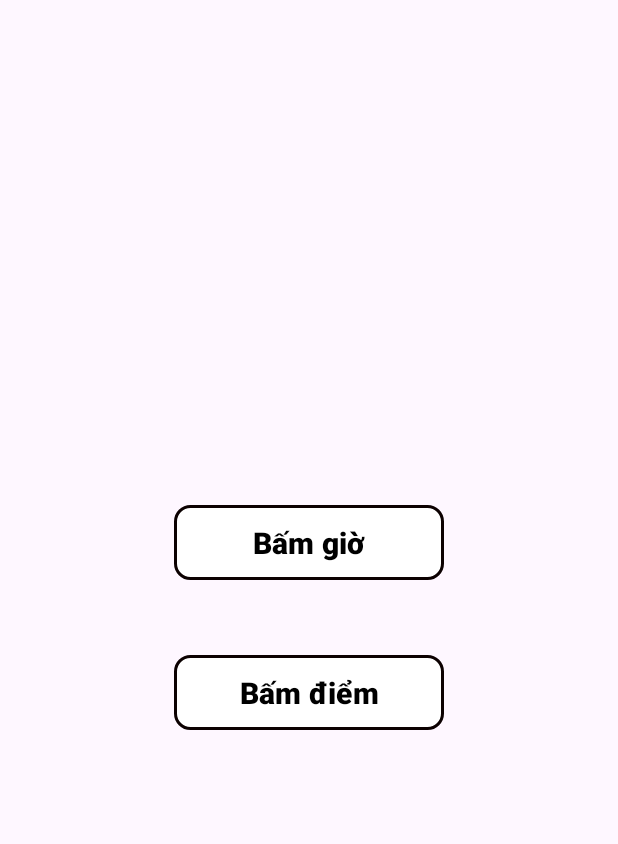
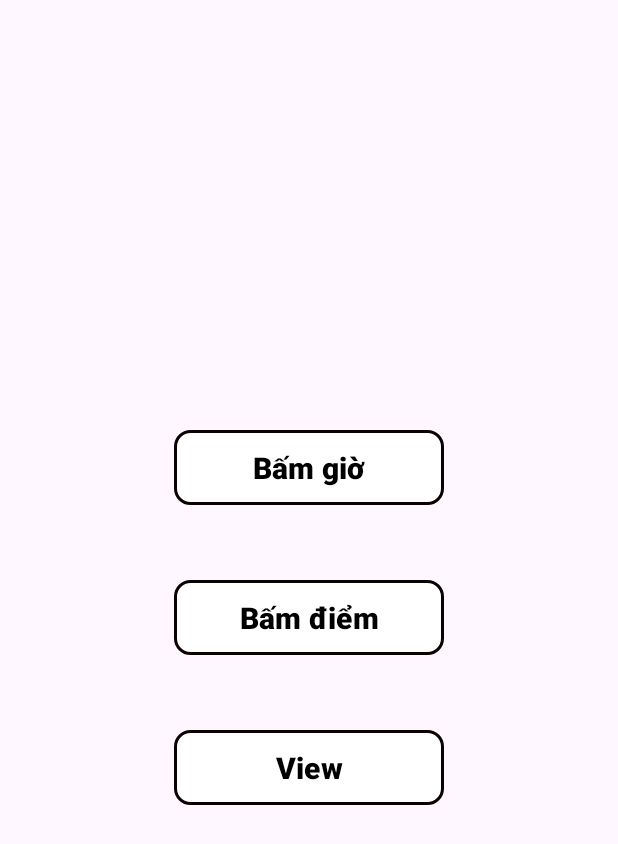
Before and after one commit to Moi0403/WUSHU, an Android app: the screen it shows after launch (MainActivity), on a phone screen of 412 x 824 dp. Shown: the top 844 px of the screen. Run offline under Robolectric (Android 15) with nearby library versions, the phone set to English and light mode, and no system bars.

Commit message:
update view app

```diff
--- a/bamdiem_app/app/build.gradle.kts
+++ b/bamdiem_app/app/build.gradle.kts
@@ -37,6 +37,7 @@ dependencies {
     implementation("com.google.android.material:material:1.12.0")
     implementation("androidx.constraintlayout:constraintlayout:2.1.4")
     implementation("androidx.swiperefreshlayout:swiperefreshlayout:1.1.0")
+    implementation("androidx.activity:activity:1.9.3")
     testImplementation("junit:junit:4.13.2")
     androidTestImplementation("androidx.test.ext:junit:1.2.1")
     androidTestImplementation("androidx.test.espresso:espresso-core:3.6.1")
--- a/bamdiem_app/app/src/main/java/fpoly/anhntph36936/bamdiem_app/API/HOSTAPI.java
+++ b/bamdiem_app/app/src/main/java/fpoly/anhntph36936/bamdiem_app/API/HOSTAPI.java
@@ -14,7 +14,7 @@ import retrofit2.http.Path;
 import retrofit2.http.Query;
 
 public interface HOSTAPI {
-    String IPV4 = "192.168.1.27";
+    String IPV4 = "10.11.11.4";
     String PORT = "3000";
     String HOST = IPV4+ ":" +PORT;
     String DOMAIN = "http://"+HOST;
--- a/bamdiem_app/app/src/main/java/fpoly/anhntph36936/bamdiem_app/Adapter/Dstd_ADT.java
+++ b/bamdiem_app/app/src/main/java/fpoly/anhntph36936/bamdiem_app/Adapter/Dstd_ADT.java
@@ -52,7 +52,7 @@ public class Dstd_ADT extends RecyclerView.Adapter<Dstd_ADT.DstdHolder>{
         holder.tv_namen2.setText(model.getName_n2());
         holder.tv_tt.setText(model.getSex()+ " - " +model.getWeight());
 
-        holder.imv_clock.setOnClickListener(new View.OnClickListener() {
+        holder.itemView.setOnClickListener(new View.OnClickListener() {
             @Override
             public void onClick(View v) {
                 Intent intent = new Intent(context, Main_BamGio.class);
@@ -73,14 +73,14 @@ public class Dstd_ADT extends RecyclerView.Adapter<Dstd_ADT.DstdHolder>{
 
     public static class DstdHolder extends RecyclerView.ViewHolder {
         TextView tv_stt, tv_namen1, tv_namen2, tv_tt;
-        ImageView imv_clock;
+
         public DstdHolder(@NonNull View itemView) {
             super(itemView);
             tv_stt = itemView.findViewById(R.id.tv_stt);
             tv_namen1 = itemView.findViewById(R.id.tv_namen1);
             tv_namen2 = itemView.findViewById(R.id.tv_namen2);
             tv_tt = itemView.findViewById(R.id.tv_tt);
-            imv_clock = itemView.findViewById(R.id.imv_clock);
+
         }
     }
     private void sendDataToServer(thidauModel model) {
--- a/bamdiem_app/app/src/main/java/fpoly/anhntph36936/bamdiem_app/Main/MainActivity.java
+++ b/bamdiem_app/app/src/main/java/fpoly/anhntph36936/bamdiem_app/Main/MainActivity.java
@@ -11,13 +11,14 @@ import fpoly.anhntph36936.bamdiem_app.R;
 
 public class MainActivity extends AppCompatActivity {
 
-    Button btn_gio, btn_diem;
+    Button btn_gio, btn_diem, btn_view;
     @Override
     protected void onCreate(Bundle savedInstanceState) {
         super.onCreate(savedInstanceState);
         setContentView(R.layout.activity_main);
         btn_gio = findViewById(R.id.btn_bamgio);
         btn_diem = findViewById(R.id.btn_diem);
+        btn_view = findViewById(R.id.btn_view);
 
         btn_diem.setOnClickListener(new View.OnClickListener() {
             @Override
@@ -31,5 +32,11 @@ public class MainActivity extends AppCompatActivity {
                 startActivity(new Intent(MainActivity.this, Main_DSTD.class));
             }
         });
+        btn_view.setOnClickListener(new View.OnClickListener() {
+            @Override
+            public void onClick(View v) {
+                startActivity(new Intent(MainActivity.this, Main_View.class));
+            }
+        });
     }
 }
--- a/bamdiem_app/app/src/main/res/layout/activity_main.xml
+++ b/bamdiem_app/app/src/main/res/layout/activity_main.xml
@@ -31,4 +31,15 @@
         android:textStyle="bold"
         android:textSize="20dp"/>
 
+    <Button
+        android:id="@+id/btn_view"
+        android:layout_width="180dp"
+        android:layout_height="50dp"
+        android:layout_marginTop="50dp"
+        android:background="@drawable/btn_custom"
+        android:textColor="@color/black"
+        app:backgroundTint="@null"
+        android:text="View"
+        android:textStyle="bold"
+        android:textSize="20dp"/>
 </LinearLayout>
--- a/bamdiem_app/app/src/main/res/layout/item_dstd.xml
+++ b/bamdiem_app/app/src/main/res/layout/item_dstd.xml
@@ -65,11 +65,7 @@
                 android:layout_gravity="center"/>
         </LinearLayout>
 
-        <ImageView
-            android:id="@+id/imv_clock"
-            android:layout_width="40dp"
-            android:layout_height="40dp"
-            android:src="@drawable/clock"/>
+
     </LinearLayout>
 
 </androidx.cardview.widget.CardView>
```
Also changed, not shown: bamdiem_app/app/src/main/AndroidManifest.xml (+6 -2 lines), bamdiem_app/app/src/main/java/fpoly/anhntph36936/bamdiem_app/Main/Main_View.java (added, +45 -0 lines), bamdiem_app/app/src/main/res/layout/activity_main_view.xml (added, +16 -0 lines), 4 other files.
